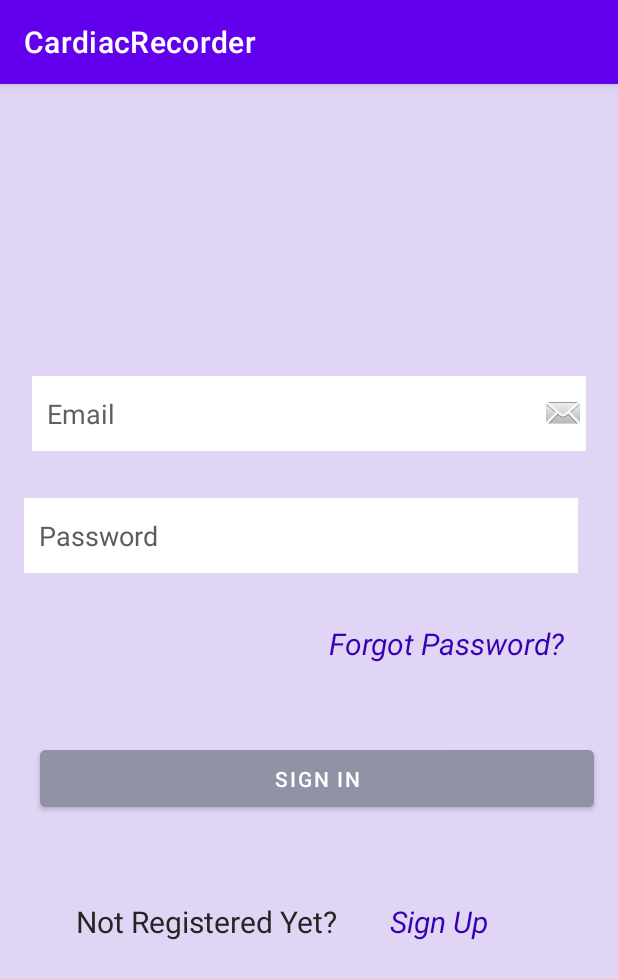
After one commit to ZakariaHossain56/CardiacRecorder, an Android app: the LoginActivity screen opened directly, with no data from a screen before it, on a phone screen of 412 x 824 dp. The commit adds this screen. Shown: the top 979 px of the screen. Run offline under Robolectric (Android 15) with nearby library versions, the phone set to English and light mode, and no system bars.

Commit message:
commit login.xml

```diff
--- a/app/src/main/AndroidManifest.xml
+++ b/app/src/main/AndroidManifest.xml
@@ -13,6 +13,13 @@
         android:theme="@style/Theme.CardiacRecorder"
         tools:targetApi="31">
         <activity
+            android:name=".LoginActivity"
+            android:exported="false">
+            <meta-data
+                android:name="android.app.lib_name"
+                android:value="" />
+        </activity>
+        <activity
             android:name=".SplashScreen"
             android:exported="true">
             <intent-filter>
@@ -26,8 +33,6 @@
                 android:value="" />
         </activity>
         <activity
-
-
             android:name=".SignUpActivity"
             android:exported="false">
             <meta-data
@@ -35,9 +40,6 @@
                 android:value="" />
         </activity>
         <activity
-
-
-
             android:name=".AddItem"
             android:exported="false">
             <meta-data
--- /dev/null
+++ b/app/src/main/java/com/example/cardiacrecorder/LoginActivity.java
@@ -0,0 +1,14 @@
+package com.example.cardiacrecorder;
+
+import androidx.appcompat.app.AppCompatActivity;
+
+import android.os.Bundle;
+
+public class LoginActivity extends AppCompatActivity {
+
+    @Override
+    protected void onCreate(Bundle savedInstanceState) {
+        super.onCreate(savedInstanceState);
+        setContentView(R.layout.activity_login);
+    }
+}
--- a/app/src/main/java/com/example/cardiacrecorder/SplashScreen.java
+++ b/app/src/main/java/com/example/cardiacrecorder/SplashScreen.java
@@ -31,7 +31,7 @@ public class SplashScreen extends AppCompatActivity {
             @Override
             public void run() {
                 doWork();
-                Intent intent = new Intent(getApplicationContext(),MainActivity.class);
+                Intent intent = new Intent(getApplicationContext(),LoginActivity.class);
                 startActivity(intent);
                 finish();
             }
--- /dev/null
+++ b/app/src/main/res/layout/activity_login.xml
@@ -0,0 +1,112 @@
+<?xml version="1.0" encoding="utf-8"?>
+<androidx.constraintlayout.widget.ConstraintLayout xmlns:android="http://schemas.android.com/apk/res/android"
+    xmlns:app="http://schemas.android.com/apk/res-auto"
+    xmlns:tools="http://schemas.android.com/tools"
+    android:layout_width="match_parent"
+    android:layout_height="match_parent"
+    android:background="#FADBFF"
+    android:backgroundTint="#E1D5F6"
+    tools:context=".LoginActivity">
+
+
+    <EditText
+        android:id="@+id/emailin"
+        android:layout_width="369dp"
+        android:layout_height="50dp"
+        android:background="@color/white"
+        android:backgroundTint="@color/white"
+        android:drawableRight="@android:drawable/sym_action_email"
+        android:hint="Email"
+        android:inputType="textEmailAddress"
+        android:minHeight="48dp"
+        android:paddingLeft="10dp"
+        android:textColor="@color/black"
+        android:textColorHint="#635F5F"
+        app:layout_constraintBottom_toBottomOf="parent"
+        app:layout_constraintEnd_toEndOf="parent"
+        app:layout_constraintStart_toStartOf="parent"
+        app:layout_constraintTop_toTopOf="parent"
+        app:layout_constraintVertical_bias="0.271" />
+
+    <EditText
+        android:id="@+id/passwordin"
+        android:layout_width="369dp"
+        android:layout_height="50dp"
+        android:background="@color/white"
+        android:backgroundTint="#FFFFFF"
+        android:hint="Password"
+        android:inputType="textPassword"
+        android:minHeight="48dp"
+        android:paddingLeft="10dp"
+        android:textColor="@color/black"
+        android:textColorHint="#5F5C60"
+        app:layout_constraintBottom_toBottomOf="parent"
+        app:layout_constraintEnd_toEndOf="parent"
+        app:layout_constraintHorizontal_bias="0.38"
+        app:layout_constraintStart_toStartOf="parent"
+        app:layout_constraintTop_toTopOf="parent"
+        app:layout_constraintVertical_bias="0.384" />
+
+    <TextView
+        android:id="@+id/textViewshow"
+        android:layout_width="wrap_content"
+        android:layout_height="wrap_content"
+        android:text="Not Registered Yet?  "
+        android:textColor="#272424"
+        android:textColorLink="#071CDD"
+        android:textIsSelectable="false"
+        android:textSize="20sp"
+        app:layout_constraintBottom_toBottomOf="parent"
+        app:layout_constraintEnd_toEndOf="parent"
+        app:layout_constraintHorizontal_bias="0.222"
+        app:layout_constraintStart_toStartOf="parent"
+        app:layout_constraintTop_toTopOf="parent"
+        app:layout_constraintVertical_bias="0.735" />
+
+    <TextView
+        android:id="@+id/forgotpass"
+        android:layout_width="wrap_content"
+        android:layout_height="wrap_content"
+        android:text="Forgot Password?"
+        android:textColor="@color/purple_700"
+        android:textIsSelectable="false"
+        android:textSize="20sp"
+        android:textStyle="italic"
+        app:layout_constraintBottom_toBottomOf="parent"
+        app:layout_constraintEnd_toEndOf="parent"
+        app:layout_constraintHorizontal_bias="0.858"
+        app:layout_constraintStart_toStartOf="parent"
+        app:layout_constraintTop_toTopOf="parent"
+        app:layout_constraintVertical_bias="0.485" />
+
+    <TextView
+        android:id="@+id/textViewin"
+        android:layout_width="wrap_content"
+        android:layout_height="wrap_content"
+        android:text="Sign Up "
+        android:textColor="@color/purple_700"
+        android:textIsSelectable="false"
+        android:textSize="20sp"
+        android:textStyle="italic"
+        app:layout_constraintBottom_toBottomOf="parent"
+        app:layout_constraintEnd_toEndOf="parent"
+        app:layout_constraintHorizontal_bias="0.761"
+        app:layout_constraintStart_toStartOf="parent"
+        app:layout_constraintTop_toTopOf="parent"
+        app:layout_constraintVertical_bias="0.735" />
+
+    <Button
+        android:id="@+id/buttinin"
+        android:layout_width="369dp"
+        android:layout_height="50dp"
+        android:backgroundTint="#9093A6"
+        android:text="Sign In"
+        app:layout_constraintBottom_toBottomOf="parent"
+        app:layout_constraintEnd_toEndOf="parent"
+        app:layout_constraintHorizontal_bias="0.619"
+        app:layout_constraintStart_toStartOf="parent"
+        app:layout_constraintTop_toTopOf="parent"
+        app:layout_constraintVertical_bias="0.61" />
+
+
+</androidx.constraintlayout.widget.ConstraintLayout>
```
